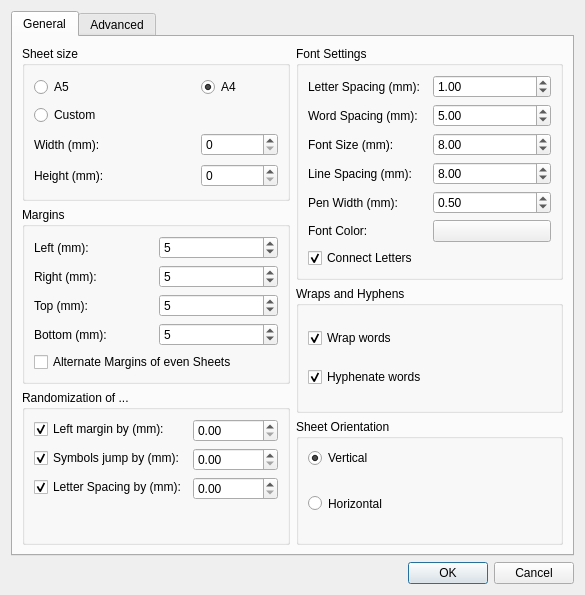
This is preferencesdialog.ui in aizenbit/Scribbler as Qt 5 draws it before an edit. The edited form follows.
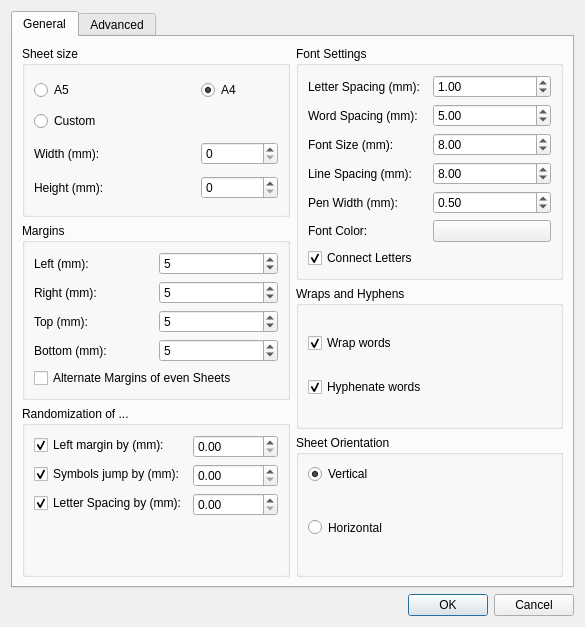
This is the edited form.

Commit message: Implemented drawing of marking

```diff
--- a/preferencesdialog.ui
+++ b/preferencesdialog.ui
@@ -7,7 +7,7 @@
     <x>0</x>
     <y>0</y>
     <width>585</width>
-    <height>595</height>
+    <height>627</height>
    </rect>
   </property>
   <property name="windowTitle">
```
The commit also changes 2 other files.
